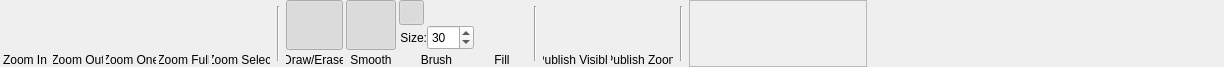
Old version of the form DMHelper/src/mapeditframe.ui in the repository MMetze/DMHelper.
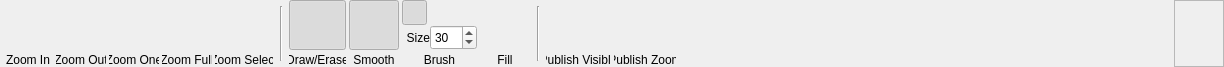
New version of the form. Icons and pictures are not drawn. Custom widgets are drawn as their Qt base class.

Diff of the .ui file:
```diff
--- a/DMHelper/src/mapeditframe.ui
+++ b/DMHelper/src/mapeditframe.ui
@@ -33,7 +33,7 @@
     <number>3</number>
    </property>
    <property name="leftMargin">
-    <number>0</number>
+    <number>3</number>
    </property>
    <property name="topMargin">
     <number>0</number>
@@ -678,7 +678,7 @@
           </size>
          </property>
          <property name="text">
-          <string>Size:</string>
+          <string>Size</string>
          </property>
          <property name="alignment">
           <set>Qt::AlignRight|Qt::AlignTrailing|Qt::AlignVCenter</set>
@@ -944,47 +944,6 @@
      </item>
     </layout>
    </item>
-   <item>
-    <widget class="Line" name="line_7">
-     <property name="minimumSize">
-      <size>
-       <width>10</width>
-       <height>0</height>
-      </size>
-     </property>
-     <property name="maximumSize">
-      <size>
-       <width>10</width>
-       <height>55</height>
-      </size>
-     </property>
-     <property name="orientation">
-      <enum>Qt::Vertical</enum>
-     </property>
-    </widget>
-   </item>
-   <item>
-    <widget class="PublishButtonRibbon" name="publishFrame">
-     <property name="minimumSize">
-      <size>
-       <width>178</width>
-       <height>67</height>
-      </size>
-     </property>
-     <property name="maximumSize">
-      <size>
-       <width>178</width>
-       <height>67</height>
-      </size>
-     </property>
-     <property name="frameShape">
-      <enum>QFrame::StyledPanel</enum>
-     </property>
-     <property name="frameShadow">
-      <enum>QFrame::Raised</enum>
-     </property>
-    </widget>
-   </item>
    <item>
     <spacer name="horizontalSpacer">
      <property name="orientation">
@@ -998,6 +957,22 @@
      </property>
     </spacer>
    </item>
+   <item>
+    <widget class="PublishButtonRibbon" name="framePublish">
+     <property name="minimumSize">
+      <size>
+       <width>50</width>
+       <height>0</height>
+      </size>
+     </property>
+     <property name="frameShape">
+      <enum>QFrame::StyledPanel</enum>
+     </property>
+     <property name="frameShadow">
+      <enum>QFrame::Raised</enum>
+     </property>
+    </widget>
+   </item>
   </layout>
  </widget>
  <customwidgets>
```
Left out of the diff: 22 changed lines with no effect on the pictures.
